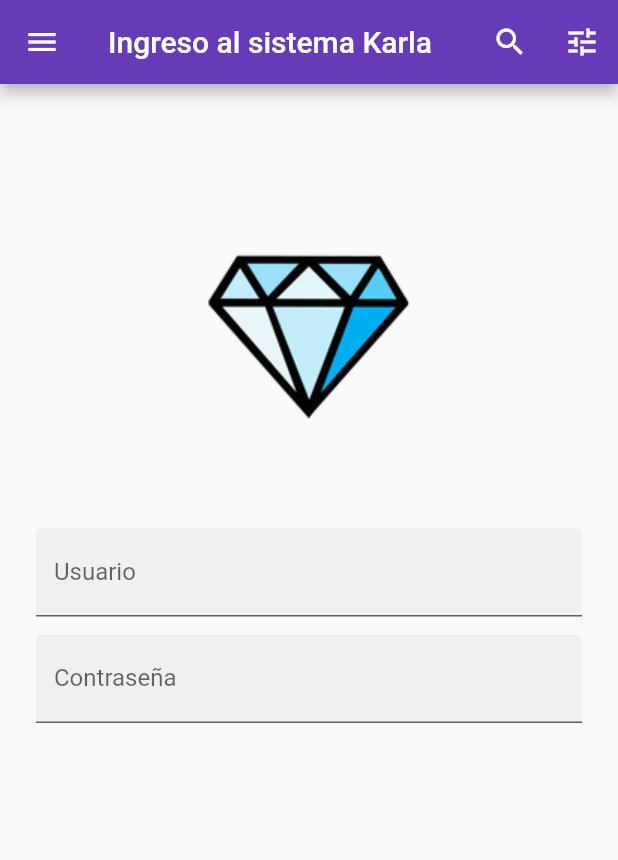
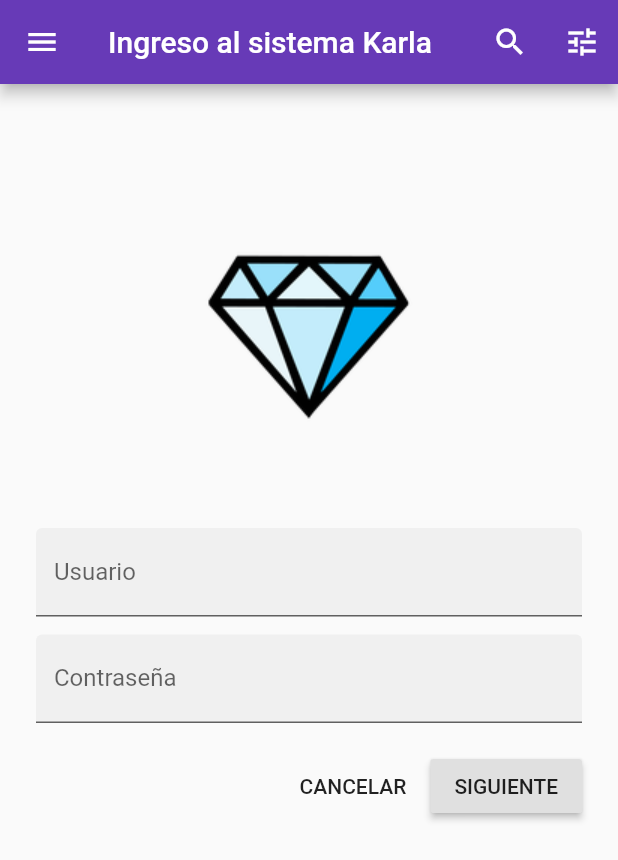
Before and after one commit to karla1901/iOSp8_Login, a Flutter app: the screen it shows after launch, on a phone screen of 412 x 824 dp. Shown: the top 860 px of the screen. Run offline on Flutter 3.47's test engine with Material 2 defaults, Android fonts, the phone set to English and light mode, and no system bars.

```diff
--- a/lib/main.dart
+++ b/lib/main.dart
@@ -9,7 +9,7 @@ class MyApp extends StatelessWidget {
     return MaterialApp(
       debugShowCheckedModeBanner: false,
       title: 'Log In',
-       theme: ThemeData(
+      theme: ThemeData(
         brightness: Brightness.light,
         primarySwatch: Colors.deepPurple,
         visualDensity: VisualDensity.adaptivePlatformDensity,
@@ -83,14 +83,14 @@ class _IngresoSistemaState extends State<IngresoSistema> {
                 SizedBox(height: 16.0),
               ],
             ),
-            if(!acceso)
+            if (!acceso)
               Column(
                 children: <Widget>[
                   TextField(
                     decoration: InputDecoration(
-                    filled: true,
-                    //fillColor: Colors.indigo,
-                    labelText: 'Usuario',
+                      filled: true,
+                      //fillColor: Colors.indigo,
+                      labelText: 'Usuario',
                     ),
                   ),
                   SizedBox(height: 12.0),
@@ -101,9 +101,34 @@ class _IngresoSistemaState extends State<IngresoSistema> {
                     ),
                     obscureText: true,
                   ),
-                ],//fin de widget
-              ),//fin de columna
-
+                  Padding(
+                    padding: const EdgeInsets.only(top: 18.0),
+                    child: Row(
+                      mainAxisAlignment: MainAxisAlignment.end,
+                      children: <Widget>[
+                        FlatButton(
+                          child: Text('CANCELAR'),
+                          onPressed: () {
+                            setState(() {
+                              acceso = false;
+                            });
+                          },
+                        ), //fin de flatButton
+                        RaisedButton(
+                          child: Text(
+                            'SIGUIENTE',
+                          ),
+                          onPressed: () {
+                            setState(() {
+                              acceso = true;
+                            });
+                          },
+                        ), //fin de raisedButton
+                      ], //fin de widget
+                    ), //fin de row
+                  ) //fin de Padding
+                ], //fin de widget
+              ), //fin de columna
           ], //fin de children widget
         ), //fin de child listView
       ), //fin de area segura
```
Also changed, not shown: 1 other file.
